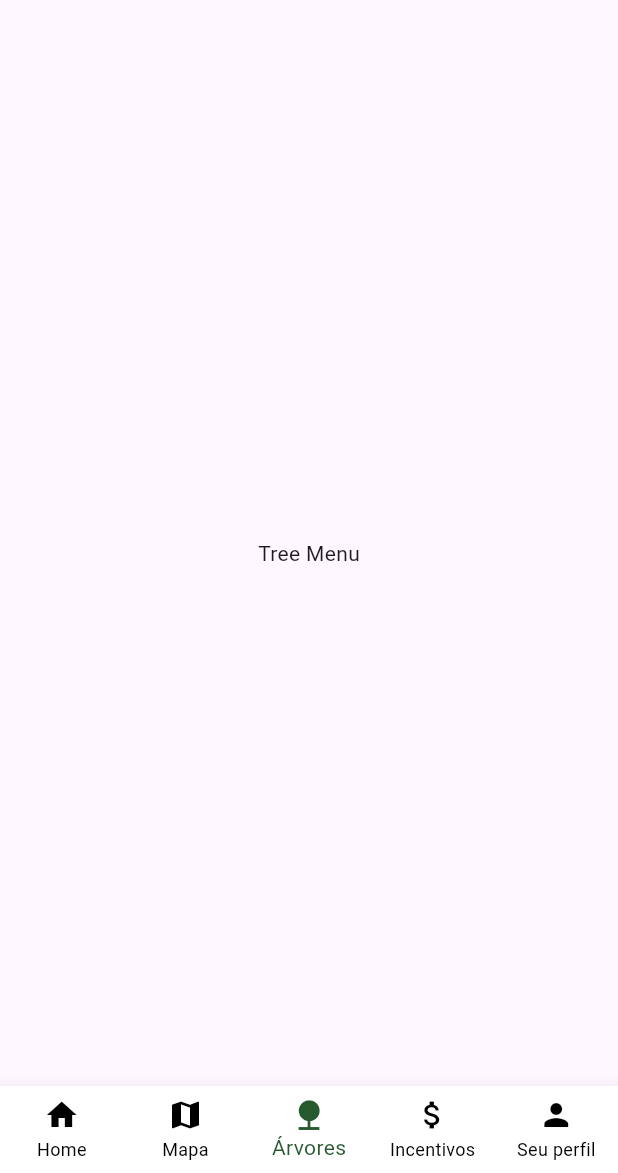
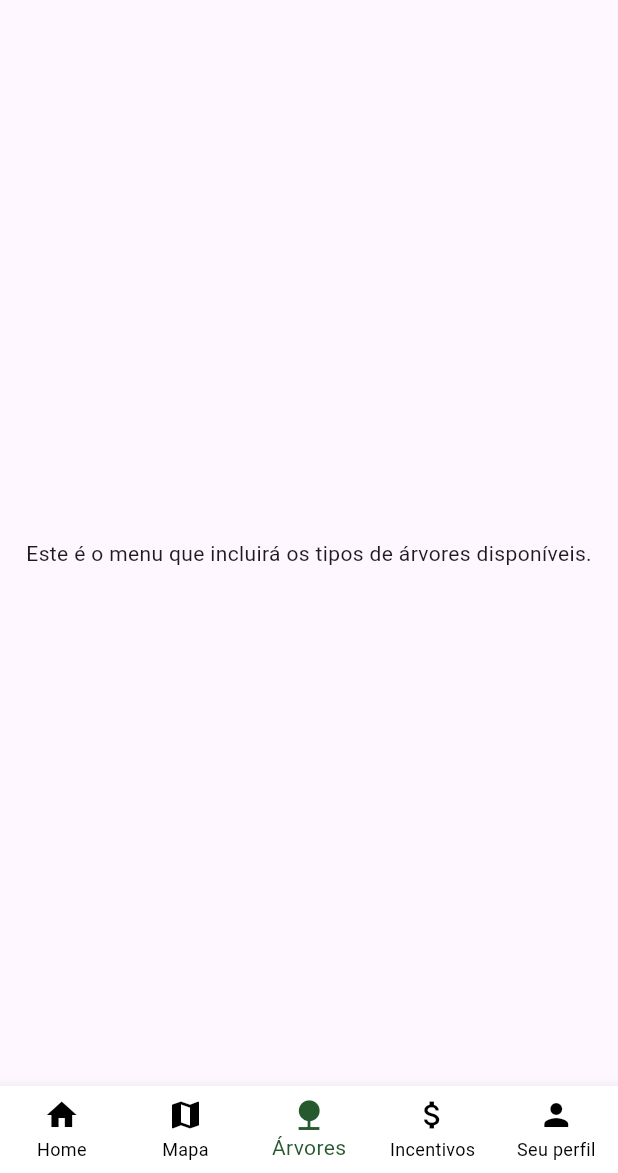
Before and after one commit to ggcraveiro/AppFetin, a Flutter app: the screen it shows after launch, item 3 of the bottom bar chosen, on a phone screen of 412 x 824 dp, the part 63-1236 px from its top. Run offline on Flutter 3.47's test engine with Material 3 defaults, Android fonts, the phone set to English and light mode, and no system bars.

Commit message:
Update menu text to include tree types description

```diff
--- a/lib/pages/menu3_page.dart
+++ b/lib/pages/menu3_page.dart
@@ -6,7 +6,7 @@ class Menu3Page extends StatelessWidget {
   @override
   Widget build(BuildContext context) {
     return const Center(
-      child: Text('Tree Menu'),
+      child: Text('Este é o menu que incluirá os tipos de árvores disponíveis.'),
     );
   }
 }
```
